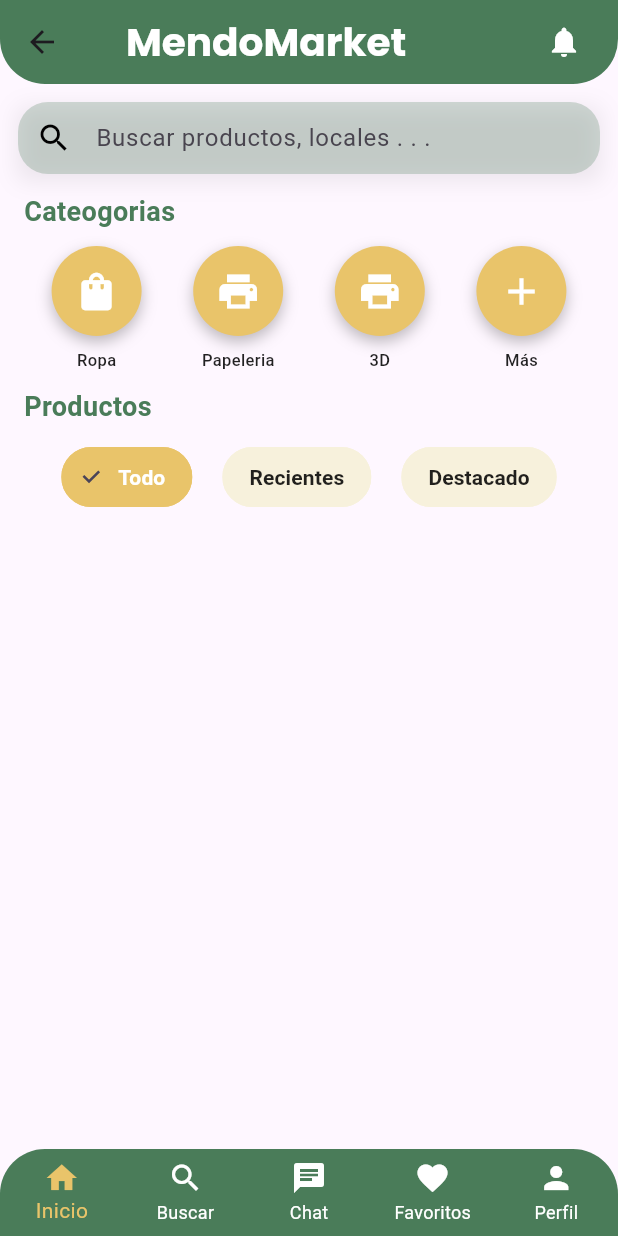
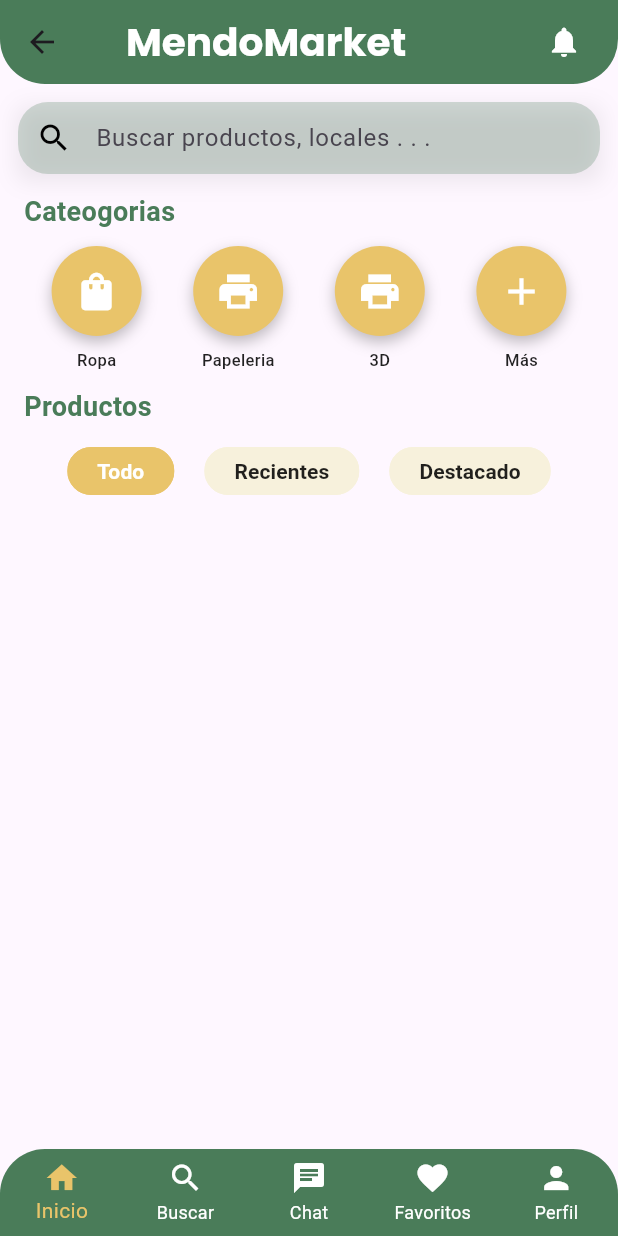
Before and after one commit to artumarinn/mendomarket, a Flutter app: the HomePage screen opened by its route, on a phone screen of 412 x 824 dp. Run offline on Flutter 3.47's test engine with Material 3 defaults, Android fonts, the phone set to English and light mode, and no system bars.

Commit message:
changes tags

```diff
--- a/lib/widgets/common/products_tags.dart
+++ b/lib/widgets/common/products_tags.dart
@@ -21,6 +21,9 @@ class _ProductsTagsState extends State<ProductsTags> {
         return ChoiceChip(
           label: Text(filters[index]),
           selected: isSelected,
+          showCheckmark: false,
+          padding: EdgeInsets.symmetric(horizontal: 10, vertical: 0),
+          visualDensity: VisualDensity.compact,
           selectedColor: const Color(0xFFE9C46A),
           backgroundColor: AppColors.inputBackground,
           labelStyle: TextStyle(
```
